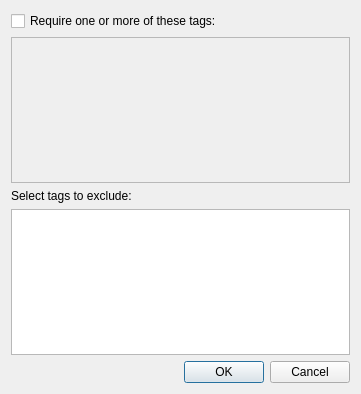
First picture: the form in qt/aqt/forms/taglimit.ui, repository ankitects/anki, before the edit.
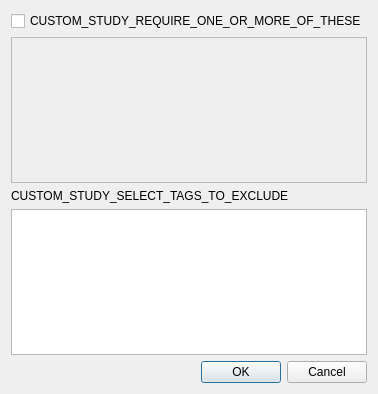
Second picture: the form after the edit.

Diff of the .ui file:
```diff
--- a/qt/aqt/forms/taglimit.ui
+++ b/qt/aqt/forms/taglimit.ui
@@ -17,7 +17,7 @@
    <item>
     <widget class="QCheckBox" name="activeCheck">
      <property name="text">
-      <string>Require one or more of these tags:</string>
+      <string>CUSTOM_STUDY_REQUIRE_ONE_OR_MORE_OF_THESE</string>
      </property>
     </widget>
    </item>
@@ -40,7 +40,7 @@
    <item>
     <widget class="QLabel" name="label">
      <property name="text">
-      <string>Select tags to exclude:</string>
+      <string>CUSTOM_STUDY_SELECT_TAGS_TO_EXCLUDE</string>
      </property>
     </widget>
    </item>
```
Left out of the diff: 2 changed lines with no effect on the pictures.
